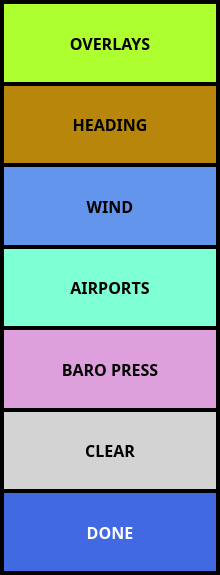
UnexplodedMinds/Stratofier, file ui/BugSelector.ui: the form before one commit.
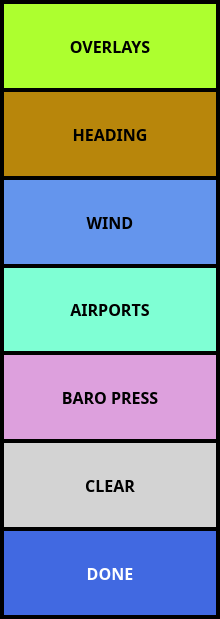
The form after the commit.

```diff
--- a/ui/BugSelector.ui
+++ b/ui/BugSelector.ui
@@ -7,7 +7,7 @@
     <x>0</x>
     <y>0</y>
     <width>220</width>
-    <height>575</height>
+    <height>619</height>
    </rect>
   </property>
   <property name="sizePolicy">
@@ -16,12 +16,6 @@
     <verstretch>0</verstretch>
    </sizepolicy>
   </property>
-  <property name="minimumSize">
-   <size>
-    <width>220</width>
-    <height>300</height>
-   </size>
-  </property>
   <property name="palette">
    <palette>
     <active>
```
